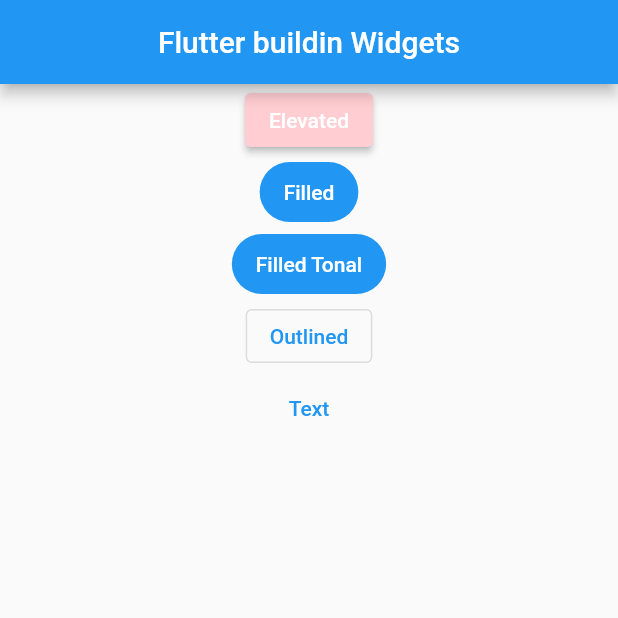
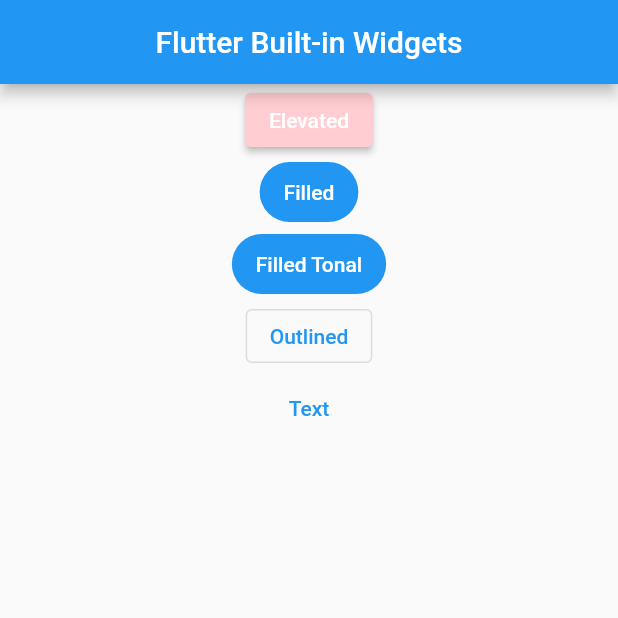
Before and after one commit to xiayulu/flutter-widget-overview, a Flutter app: the screen it shows after launch, on a phone screen of 412 x 824 dp, the top half of it. Run offline on Flutter 3.47's test engine with Material 2 defaults, Android fonts, the phone set to English and light mode, and no system bars.

Commit message:
fix: typo

```diff
--- a/lib/main.dart
+++ b/lib/main.dart
@@ -32,7 +32,7 @@
       home: Scaffold(
         appBar: AppBar(
           centerTitle: true,
-          title: Text("Flutter buildin Widgets"),
+          title: Text("Flutter Built-in Widgets"),
         ),
         body: Center(child: ExButton()),
       ),
```
Also changed, not shown: 1 other file.
